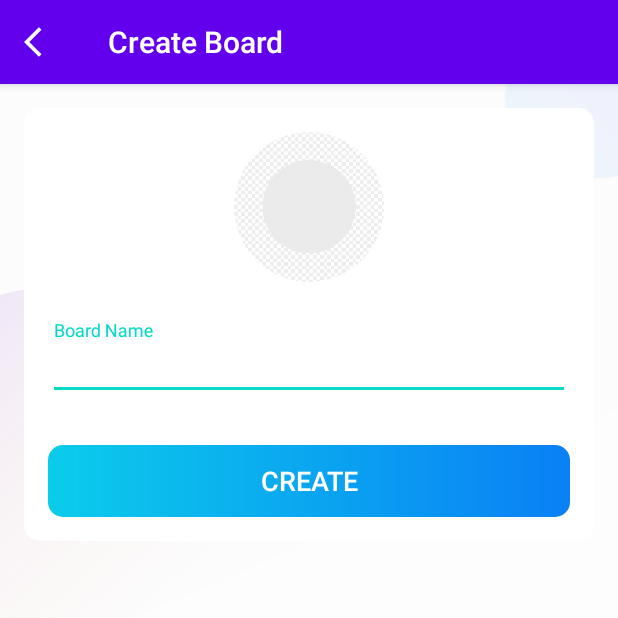
After one commit to tuannamm/TrelloApp, an Android app: the CreateBoardActivity screen opened directly, with no data from a screen before it, on a phone screen of 412 x 824 dp, the top half of it. The commit adds this screen. Run offline under Robolectric (Android 15) with nearby library versions, the phone set to English and light mode, and no system bars; our stand-ins replace CircleImageView.

Commit message:
[ENHANCE] create board activity

```diff
--- a/app/src/main/AndroidManifest.xml
+++ b/app/src/main/AndroidManifest.xml
@@ -15,6 +15,11 @@
         android:supportsRtl="true"
         android:theme="@style/Theme.TrelloApp"
         tools:targetApi="31">
+        <activity
+            android:name=".activities.CreateBoardActivity"
+            android:screenOrientation="portrait"
+            android:theme="@style/AppTheme.NoActionBar"
+            android:exported="false" />
         <activity
             android:name=".activities.MyProfileActivity"
             android:exported="false"
--- /dev/null
+++ b/app/src/main/java/eu/tutorials/trelloapp/activities/CreateBoardActivity.kt
@@ -0,0 +1,29 @@
+package eu.tutorials.trelloapp.activities
+
+import androidx.appcompat.app.AppCompatActivity
+import android.os.Bundle
+import eu.tutorials.trelloapp.R
+import eu.tutorials.trelloapp.databinding.ActivityCreateBoardBinding
+
+class CreateBoardActivity : AppCompatActivity() {
+    private lateinit var binding: ActivityCreateBoardBinding
+
+    override fun onCreate(savedInstanceState: Bundle?) {
+        super.onCreate(savedInstanceState)
+        binding = ActivityCreateBoardBinding.inflate(layoutInflater)
+        setContentView(binding.root)
+
+        setupActionBar()
+    }
+
+    private fun setupActionBar() {
+        setSupportActionBar(binding.toolbarCreateBoardActivity)
+        val actionBar = supportActionBar
+        if (actionBar != null) {
+            actionBar.setDisplayHomeAsUpEnabled(true)
+            actionBar.setHomeAsUpIndicator(R.drawable.ic_white_color_back_24dp)
+            actionBar.title = resources.getString(R.string.create_board_title)
+        }
+        binding.toolbarCreateBoardActivity.setNavigationOnClickListener { onBackPressed() }
+    }
+}
--- a/app/src/main/java/eu/tutorials/trelloapp/activities/MainActivity.kt
+++ b/app/src/main/java/eu/tutorials/trelloapp/activities/MainActivity.kt
@@ -34,6 +34,10 @@ class MainActivity : BaseActivity(), NavigationView.OnNavigationItemSelectedList
         binding.navView.setNavigationItemSelectedListener(this)
 
         FireStoreClass().loadUserData(this)
+
+        binding.appBarMain.fabCreateBoard.setOnClickListener {
+            startActivity(Intent(this, CreateBoardActivity::class.java))
+        }
     }
 
     // A function for actionBar Setup.
--- /dev/null
+++ b/app/src/main/res/drawable/ic_vector_add_24dp.xml
@@ -0,0 +1,5 @@
+<vector android:height="24dp" android:tint="#FFFFFF"
+    android:viewportHeight="24" android:viewportWidth="24"
+    android:width="24dp" xmlns:android="http://schemas.android.com/apk/res/android">
+    <path android:fillColor="@android:color/white" android:pathData="M19,13h-6v6h-2v-6H5v-2h6V5h2v6h6v2z"/>
+</vector>
--- /dev/null
+++ b/app/src/main/res/layout/activity_create_board.xml
@@ -0,0 +1,85 @@
+<?xml version="1.0" encoding="utf-8"?>
+
+<LinearLayout xmlns:android="http://schemas.android.com/apk/res/android"
+    xmlns:app="http://schemas.android.com/apk/res-auto"
+    xmlns:tools="http://schemas.android.com/tools"
+    android:layout_width="match_parent"
+    android:layout_height="match_parent"
+    android:orientation="vertical"
+    tools:context=".activities.CreateBoardActivity">
+
+    <com.google.android.material.appbar.AppBarLayout
+        android:layout_width="match_parent"
+        android:layout_height="wrap_content"
+        android:theme="@style/AppTheme.AppBarOverlay">
+
+        <androidx.appcompat.widget.Toolbar
+            android:id="@+id/toolbar_create_board_activity"
+            android:layout_width="match_parent"
+            android:layout_height="?attr/actionBarSize"
+            android:background="?attr/colorPrimary"
+            app:popupTheme="@style/AppTheme.PopupOverlay" />
+    </com.google.android.material.appbar.AppBarLayout>
+
+    <LinearLayout
+        android:layout_width="match_parent"
+        android:layout_height="wrap_content"
+        android:background="@drawable/ic_background"
+        android:orientation="vertical"
+        android:padding="@dimen/create_board_content_padding">
+
+        <androidx.cardview.widget.CardView
+            android:layout_width="match_parent"
+            android:layout_height="match_parent"
+            android:elevation="@dimen/card_view_elevation"
+            app:cardCornerRadius="@dimen/card_view_corner_radius">
+
+            <LinearLayout
+                android:layout_width="match_parent"
+                android:layout_height="wrap_content"
+                android:gravity="center_horizontal"
+                android:orientation="vertical"
+                android:padding="@dimen/card_view_layout_content_padding">
+
+                <de.hdodenhof.circleimageview.CircleImageView
+                    android:id="@+id/iv_board_image"
+                    android:layout_width="@dimen/board_image_size"
+                    android:layout_height="@dimen/board_image_size"
+                    android:contentDescription="@string/image_contentDescription"
+                    android:src="@drawable/ic_board_place_holder" />
+
+                <com.google.android.material.textfield.TextInputLayout
+                    android:layout_width="match_parent"
+                    android:layout_height="wrap_content"
+                    android:layout_marginTop="@dimen/create_board_til_marginTop">
+
+                    <androidx.appcompat.widget.AppCompatEditText
+                        android:id="@+id/et_board_name"
+                        android:layout_width="match_parent"
+                        android:layout_height="wrap_content"
+                        android:hint="@string/board_name"
+                        android:inputType="text"
+                        android:textSize="@dimen/et_text_size" />
+
+                </com.google.android.material.textfield.TextInputLayout>
+
+                <Button
+                    android:id="@+id/btn_create"
+                    android:layout_width="match_parent"
+                    android:layout_height="wrap_content"
+                    android:layout_gravity="center"
+                    android:layout_marginTop="@dimen/create_board_btn_marginTop"
+                    android:background="@drawable/shape_button_rounded"
+                    android:foreground="?attr/selectableItemBackground"
+                    android:gravity="center"
+                    android:paddingTop="@dimen/btn_paddingTopBottom"
+                    android:paddingBottom="@dimen/btn_paddingTopBottom"
+                    android:text="@string/create"
+                    android:textColor="@android:color/white"
+                    android:textSize="@dimen/btn_text_size" />
+            </LinearLayout>
+        </androidx.cardview.widget.CardView>
+
+    </LinearLayout>
+</LinearLayout>
+    <!--END-->
--- a/app/src/main/res/layout/activity_my_profile.xml
+++ b/app/src/main/res/layout/activity_my_profile.xml
@@ -69,7 +69,6 @@
                     android:layout_height="wrap_content"
                     android:layout_marginTop="@dimen/my_profile_et_email_marginTop">
 
-                    <!--TODO (Step 4: Here we make the email EditText as focusable false. As it should not be editable.)-->
                     <androidx.appcompat.widget.AppCompatEditText
                         android:id="@+id/et_email"
                         android:layout_width="match_parent"
--- a/app/src/main/res/layout/app_bar_main.xml
+++ b/app/src/main/res/layout/app_bar_main.xml
@@ -23,4 +23,12 @@
 
     <include layout="@layout/content_main" />
 
+    <com.google.android.material.floatingactionbutton.FloatingActionButton
+        android:id="@+id/fab_create_board"
+        android:layout_width="wrap_content"
+        android:layout_height="wrap_content"
+        android:layout_gravity="bottom|end"
+        android:layout_margin="@dimen/fab_margin"
+        app:srcCompat="@drawable/ic_vector_add_24dp" />
+
 </androidx.coordinatorlayout.widget.CoordinatorLayout>
--- a/app/src/main/res/values/dimens.xml
+++ b/app/src/main/res/values/dimens.xml
@@ -55,4 +55,12 @@
     <dimen name="my_profile_et_mobile_marginTop">20dp</dimen>
     <dimen name="my_profile_btn_update_marginTop">30dp</dimen>
 
+    <!--TODO (Step 5: All the dimen values are added here.)-->
+    <!--START-->
+    <dimen name="fab_margin">16dp</dimen>
+    <dimen name="create_board_content_padding">16dp</dimen>
+    <dimen name="board_image_size">100dp</dimen>
+    <dimen name="create_board_til_marginTop">25dp</dimen>
+    <dimen name="create_board_btn_marginTop">30dp</dimen>
+    <!--END-->
 </resources>
--- a/app/src/main/res/values/strings.xml
+++ b/app/src/main/res/values/strings.xml
@@ -24,4 +24,8 @@
     <string name="update">UPDATE</string>
     <string name="my_profile_title">My Profile</string>
 
+    <string name="create_board_title">Create Board</string>
+    <string name="create">CREATE</string>
+    <string name="board_name">Board Name</string>
+
 </resources>
```
Also changed, not shown: app/src/main/res/drawable/ic_board_place_holder.png (added).
